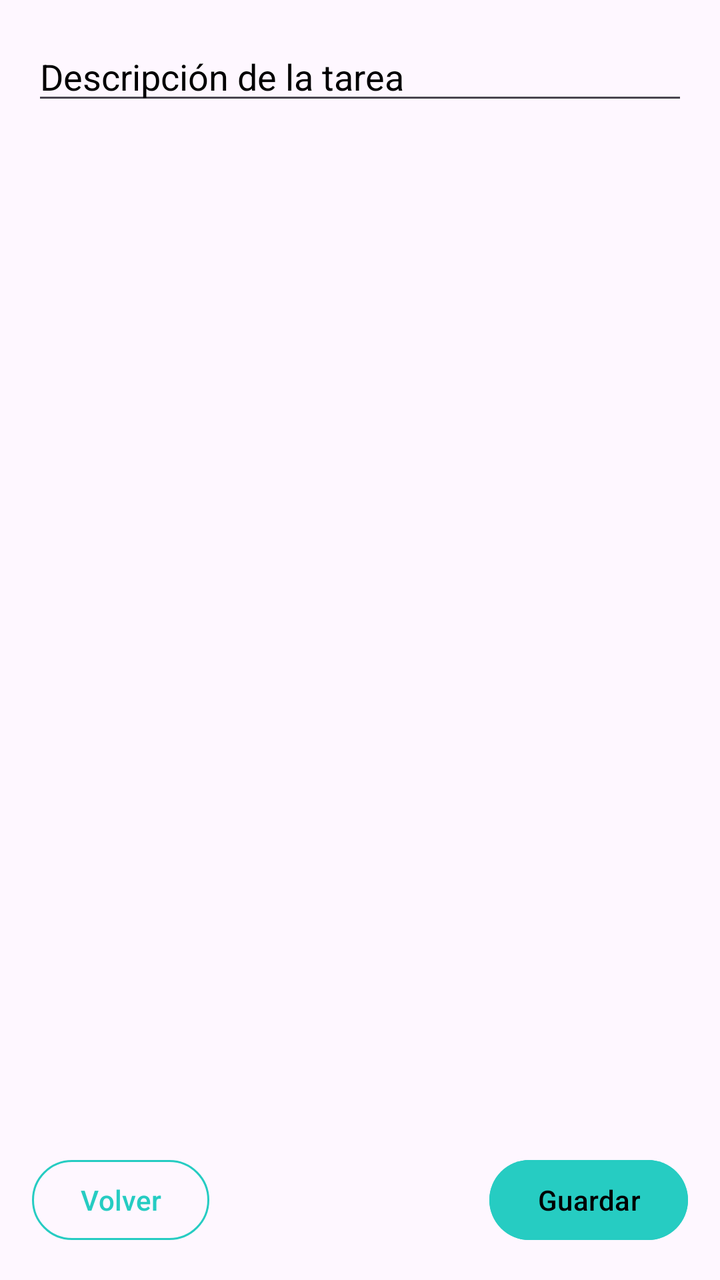
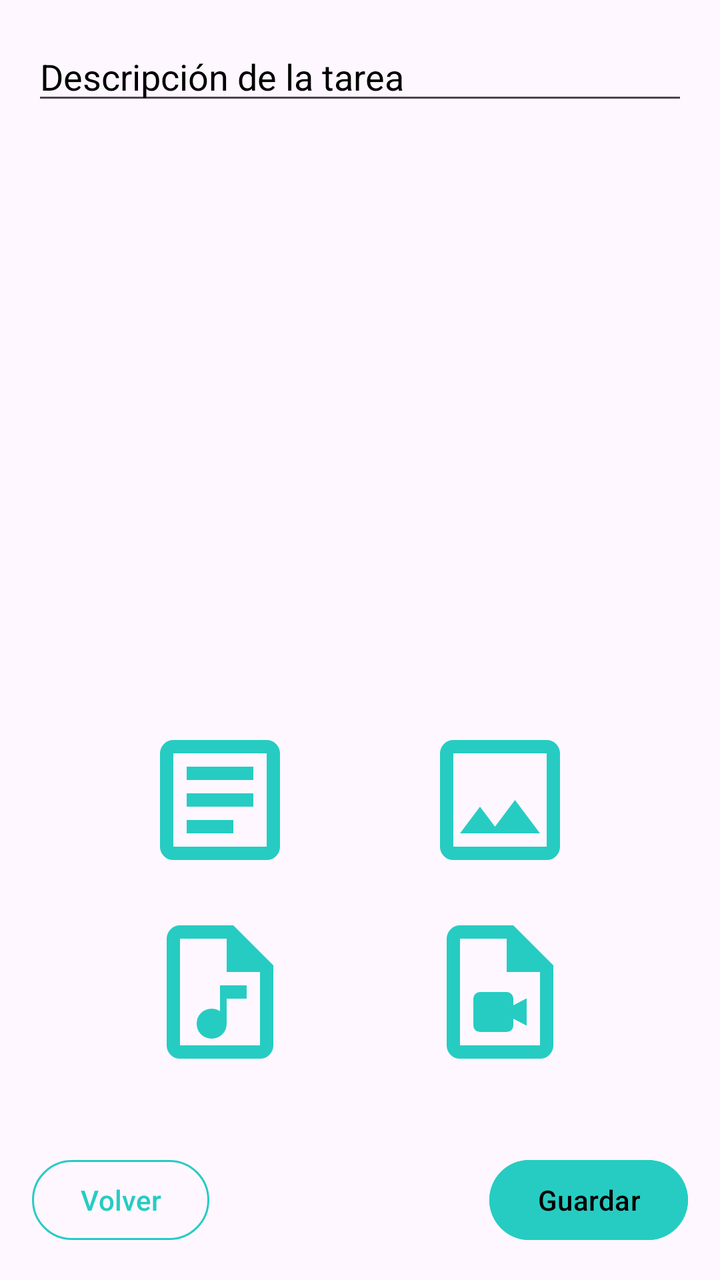

Screens rendered from an Android XML layout before and after an edit, with the pre-edit source and the edit as a unified diff.
<!-- AndroidManifest.xml: application theme Theme.TareaFinalUT01 -->
<!-- res/layout/fragment_second.xml -->
<?xml version="1.0" encoding="utf-8"?>
<LinearLayout xmlns:android="http://schemas.android.com/apk/res/android"
    xmlns:app="http://schemas.android.com/apk/res-auto"
    xmlns:tools="http://schemas.android.com/tools"
    android:layout_width="match_parent"
    android:layout_height="match_parent"
    android:orientation="vertical"
    android:padding="16dp"
    tools:context=".SecondFragment">

    <ScrollView
        android:layout_width="match_parent"
        android:layout_height="0dp"
        android:layout_weight="1">

        <EditText
            android:id="@+id/etm_Descricion"
            android:layout_width="match_parent"
            android:layout_height="wrap_content"
            android:ems="10"
            android:gravity="start|top"
            android:hint="@string/descripcion_tarea"
            android:inputType="textMultiLine"
            android:textColor="?attr/colorOnTertiary"
            android:textColorHint="?attr/colorOnTertiary" />
    </ScrollView>

    
    <androidx.constraintlayout.widget.ConstraintLayout
        android:layout_width="match_parent"
        android:layout_height="wrap_content"
        android:paddingTop="16dp">

        <Button
            android:id="@+id/btn_Volver"
            style="?attr/materialButtonOutlinedStyle"
            android:layout_width="wrap_content"
            android:layout_height="wrap_content"
            android:text="Volver"
            android:textColor="?attr/colorSecondary"
            app:layout_constraintStart_toStartOf="parent"
            app:layout_constraintTop_toTopOf="parent"
            app:strokeColor="?attr/colorSecondary" />

        <Button
            android:id="@+id/btn_Guardar"
            android:layout_width="wrap_content"
            android:layout_height="wrap_content"
            android:backgroundTint="?attr/colorSecondary"
            android:text="Guardar"
            android:textColor="?attr/colorOnSecondary"
            app:layout_constraintEnd_toEndOf="parent"
            app:layout_constraintTop_toTopOf="parent" />

    </androidx.constraintlayout.widget.ConstraintLayout>

</LinearLayout>
<!-- resources referenced by this layout -->
<resources>
  <string name="descripcion_tarea">Descripción de la tarea</string>
  <style name="Theme.TareaFinalUT01" parent="Base.Theme.TareaFinalUT01" />
  <style name="Base.Theme.TareaFinalUT01" parent="Theme.Material3.Light">
          
          <item name="colorPrimary">@color/light_primary</item>
          <item name="colorSecondary">@color/light_secondary</item>
          <item name="colorTertiary">@color/light_tertiary</item>
          <item name="colorAccent">@color/light_accent</item>
  
          
          <item name="colorOnPrimary">@color/black</item>
          <item name="colorOnSecondary">@color/black</item>
          <item name="colorOnTertiary">@color/black</item>
  
          
          <item name="android:statusBarColor">?attr/colorPrimary</item>
      </style>
  <color name="light_primary">#6AECE1</color>
  <color name="light_secondary">#26CCC2</color>
  <color name="light_tertiary">#FFF57E</color>
  <color name="light_accent">#FFB76C</color>
  <color name="black">#FF000000</color>
</resources>

<!-- the commit's change to res/layout/fragment_second.xml (unified diff, before → after) -->
@@ -6,7 +6,7 @@
     android:layout_height="match_parent"
     android:orientation="vertical"
     android:padding="16dp"
-    tools:context=".SecondFragment">
+    tools:context=".Fragmentos.SecondFragment">
 
     <ScrollView
         android:layout_width="match_parent"
@@ -26,6 +26,69 @@
     </ScrollView>
 
     
+    <TableLayout
+        android:layout_width="wrap_content"
+        android:layout_height="wrap_content"
+        android:layout_gravity="center_horizontal"
+        android:layout_marginTop="16dp"
+        android:layout_marginBottom="16dp">
+
+        <TableRow>
+
+            <ImageButton
+                android:id="@+id/btn_documento"
+                android:layout_width="80dp"
+                android:layout_height="80dp"
+                android:layout_marginHorizontal="30dp"
+                android:layout_marginVertical="8dp"
+                android:background="?attr/selectableItemBackgroundBorderless"
+                android:contentDescription="Adjuntar Documento"
+                android:scaleType="fitCenter"
+                android:src="@drawable/documento"
+                app:tint="?attr/colorMultimediaIcon" />
+
+            <ImageButton
+                android:id="@+id/btn_imagen"
+                android:layout_width="80dp"
+                android:layout_height="80dp"
+                android:layout_marginHorizontal="30dp"
+                android:layout_marginVertical="8dp"
+                android:background="?attr/selectableItemBackgroundBorderless"
+                android:contentDescription="Adjuntar Imagen"
+                android:scaleType="fitCenter"
+                android:src="@drawable/imagen"
+                app:tint="?attr/colorMultimediaIcon" />
+        </TableRow>
+
+        <TableRow>
+
+            <ImageButton
+                android:id="@+id/btn_audio"
+                android:layout_width="80dp"
+                android:layout_height="80dp"
+                android:layout_marginHorizontal="30dp"
+                android:layout_marginVertical="8dp"
+                android:background="?attr/selectableItemBackgroundBorderless"
+                android:contentDescription="Adjuntar Audio"
+                android:scaleType="fitCenter"
+                android:src="@drawable/audio"
+                app:tint="?attr/colorMultimediaIcon" />
+
+            <ImageButton
+                android:id="@+id/btn_video"
+                android:layout_width="80dp"
+                android:layout_height="80dp"
+                android:layout_marginHorizontal="30dp"
+                android:layout_marginVertical="8dp"
+                android:background="?attr/selectableItemBackgroundBorderless"
+                android:contentDescription="Adjuntar Video"
+                android:scaleType="fitCenter"
+                android:src="@drawable/video"
+                app:tint="?attr/colorMultimediaIcon" />
+        </TableRow>
+
+    </TableLayout>
+
     <androidx.constraintlayout.widget.ConstraintLayout
         android:layout_width="match_parent"
         android:layout_height="wrap_content"
<!-- resource entries referenced after the edit -->
@@ -1,5 +1,45 @@
 <!-- resources referenced by this layout -->
 <resources>
+  <!-- drawable audio (drawable) -->
+  <vector xmlns:android="http://schemas.android.com/apk/res/android"
+      android:width="24dp"
+      android:height="24dp"
+      android:viewportWidth="960"
+      android:viewportHeight="960">
+    <path
+        android:pathData="M430,760q38,0 64,-26t26,-64v-150h120v-80L480,440v155q-11,-8 -23.5,-11.5T430,580q-38,0 -64,26t-26,64q0,38 26,64t64,26ZM240,880q-33,0 -56.5,-23.5T160,800v-640q0,-33 23.5,-56.5T240,80h320l240,240v480q0,33 -23.5,56.5T720,880L240,880ZM520,360v-200L240,160v640h480v-440L520,360ZM240,160v200,-200 640,-640Z"
+        android:fillColor="#000000"/>
+  </vector>
+  <!-- drawable documento (drawable) -->
+  <vector xmlns:android="http://schemas.android.com/apk/res/android"
+      android:width="24dp"
+      android:height="24dp"
+      android:viewportWidth="960"
+      android:viewportHeight="960">
+    <path
+        android:pathData="M280,680h280v-80L280,600v80ZM280,520h400v-80L280,440v80ZM280,360h400v-80L280,280v80ZM200,840q-33,0 -56.5,-23.5T120,760v-560q0,-33 23.5,-56.5T200,120h560q33,0 56.5,23.5T840,200v560q0,33 -23.5,56.5T760,840L200,840ZM200,760h560v-560L200,200v560ZM200,200v560,-560Z"
+        android:fillColor="#000000"/>
+  </vector>
+  <!-- drawable imagen (drawable) -->
+  <vector xmlns:android="http://schemas.android.com/apk/res/android"
+      android:width="24dp"
+      android:height="24dp"
+      android:viewportWidth="960"
+      android:viewportHeight="960">
+    <path
+        android:pathData="M200,840q-33,0 -56.5,-23.5T120,760v-560q0,-33 23.5,-56.5T200,120h560q33,0 56.5,23.5T840,200v560q0,33 -23.5,56.5T760,840L200,840ZM200,760h560v-560L200,200v560ZM240,680h480L570,480 450,640l-90,-120 -120,160ZM200,760v-560,560Z"
+        android:fillColor="#000000"/>
+  </vector>
+  <!-- drawable video (drawable) -->
+  <vector xmlns:android="http://schemas.android.com/apk/res/android"
+      android:width="24dp"
+      android:height="24dp"
+      android:viewportWidth="960"
+      android:viewportHeight="960">
+    <path
+        android:pathData="M360,720h160q17,0 28.5,-11.5T560,680v-40l80,42v-164l-80,42v-40q0,-17 -11.5,-28.5T520,480L360,480q-17,0 -28.5,11.5T320,520v160q0,17 11.5,28.5T360,720ZM240,880q-33,0 -56.5,-23.5T160,800v-640q0,-33 23.5,-56.5T240,80h320l240,240v480q0,33 -23.5,56.5T720,880L240,880ZM520,360v-200L240,160v640h480v-440L520,360ZM240,160v200,-200 640,-640Z"
+        android:fillColor="#000000"/>
+  </vector>
   <string name="descripcion_tarea">Descripción de la tarea</string>
   <style name="Theme.TareaFinalUT01" parent="Base.Theme.TareaFinalUT01" />
   <style name="Base.Theme.TareaFinalUT01" parent="Theme.Material3.Light">
@@ -14,6 +54,9 @@
           <item name="colorOnSecondary">@color/black</item>
           <item name="colorOnTertiary">@color/black</item>
   
+          <item name="colorMenuIcon">@color/black</item>
+          <item name="colorMultimediaIcon">@color/light_secondary</item>
+  
           
           <item name="android:statusBarColor">?attr/colorPrimary</item>
       </style>
